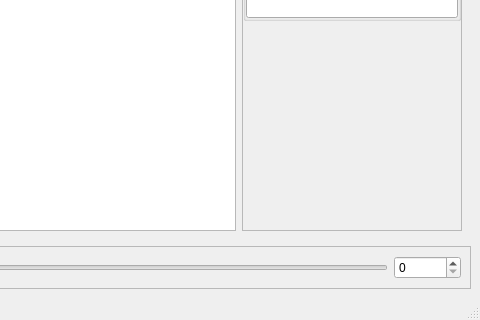
Above: scripts/kbb_viewer.ui from naniBox/kuroBox before the change; both pictures show x 320 to 800 and y 280 to 600 of the 800 by 600 pixel window. Below: the same form after it.
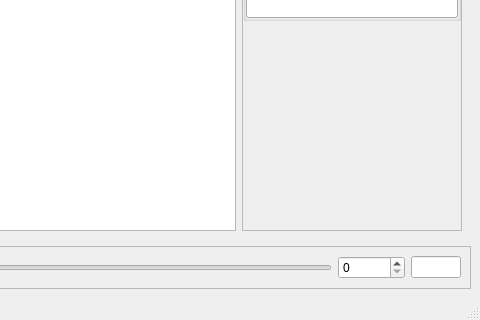
That is the form after the change.

Patch:
```diff
--- a/scripts/kbb_viewer.ui
+++ b/scripts/kbb_viewer.ui
@@ -237,6 +237,22 @@
          </property>
         </widget>
        </item>
+       <item>
+        <widget class="QLineEdit" name="packetCountEdit">
+         <property name="maximumSize">
+          <size>
+           <width>50</width>
+           <height>16777215</height>
+          </size>
+         </property>
+         <property name="alignment">
+          <set>Qt::AlignRight|Qt::AlignTrailing|Qt::AlignVCenter</set>
+         </property>
+         <property name="readOnly">
+          <bool>true</bool>
+         </property>
+        </widget>
+       </item>
       </layout>
      </widget>
     </item>
```
